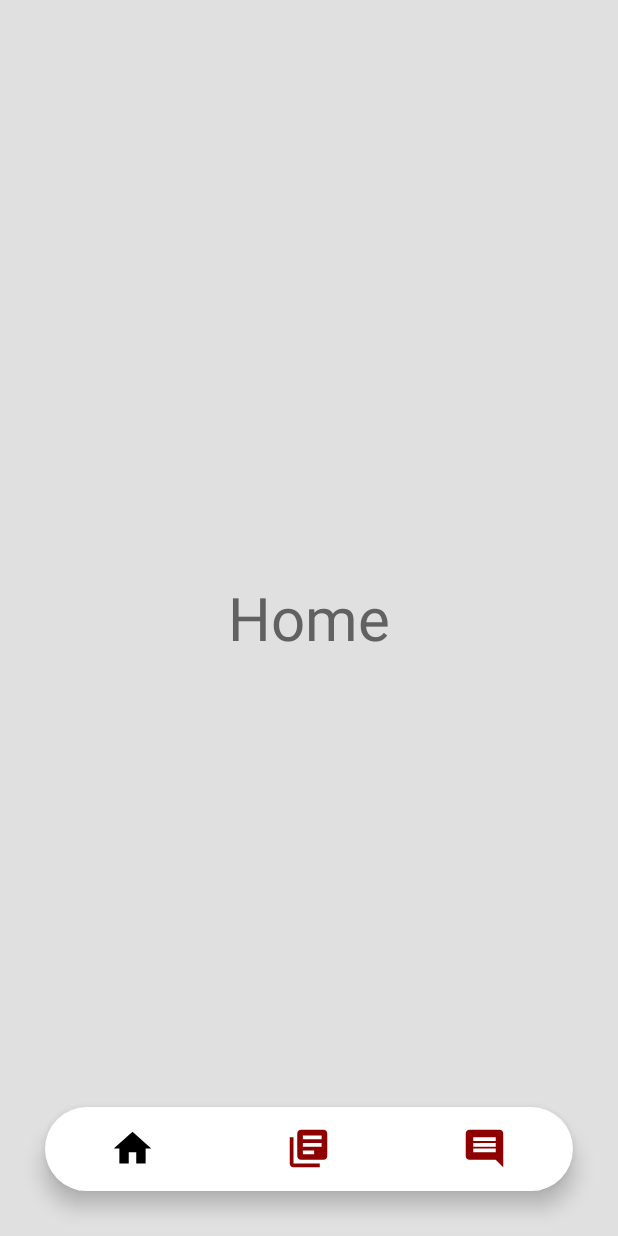
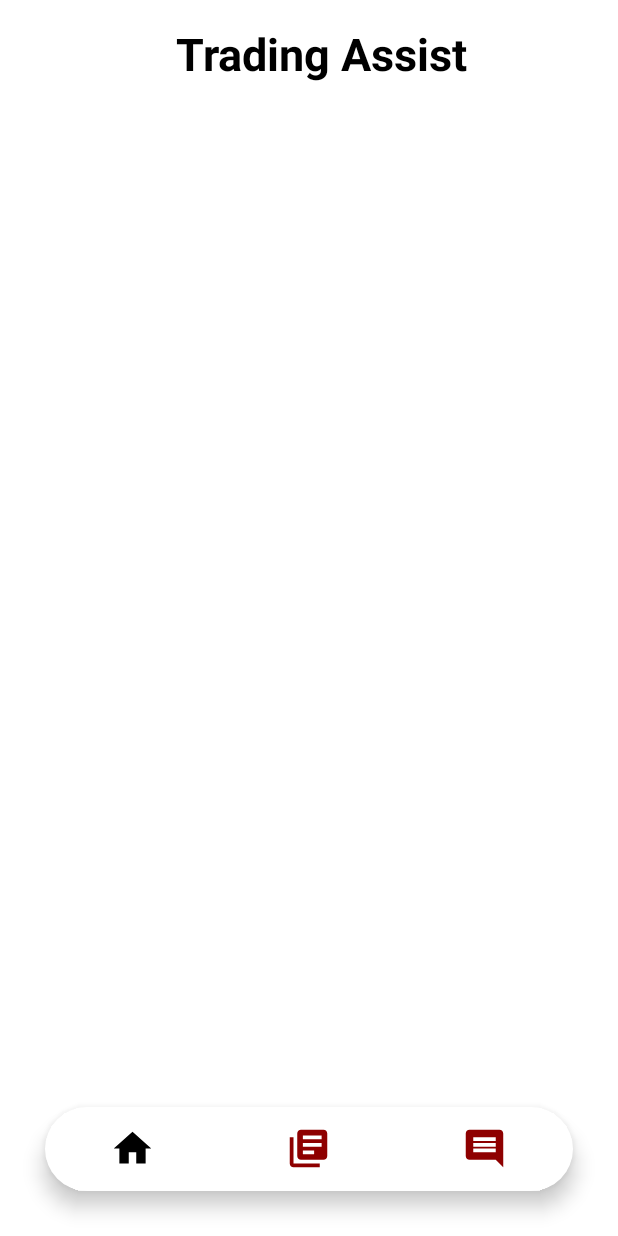
Before and after one commit to Akshayksalian/TradingAssist, an Android app: the screen it shows after launch once a user with an empty profile is signed in (MainActivity), on a phone screen of 412 x 824 dp. Run offline under Robolectric (Android 15) with nearby library versions, the phone set to English and light mode, and no system bars; our stand-ins replace Firebase (no records; nobody signed in at launch, a user with empty details on screens opened directly).

Commit message:
Recycler view

```diff
--- a/app/src/main/AndroidManifest.xml
+++ b/app/src/main/AndroidManifest.xml
@@ -1,6 +1,7 @@
 <?xml version="1.0" encoding="utf-8"?>
 <manifest xmlns:android="http://schemas.android.com/apk/res/android"
     package="com.example.tradingassist">
+
     <uses-permission android:name="android.permission.INTERNET"/>
 
     <application
--- a/app/src/main/java/com/example/tradingassist/MainActivity.java
+++ b/app/src/main/java/com/example/tradingassist/MainActivity.java
@@ -3,13 +3,10 @@ package com.example.tradingassist;
 import androidx.annotation.NonNull;
 import androidx.appcompat.app.AppCompatActivity;
 import androidx.fragment.app.Fragment;
-
 import android.content.Intent;
 import android.os.Bundle;
 import android.view.MenuItem;
 import android.view.WindowManager;
-import android.widget.Button;
-
 import com.google.android.material.bottomnavigation.BottomNavigationView;
 import com.google.firebase.auth.FirebaseAuth;
 import com.google.firebase.auth.FirebaseUser;
--- a/app/src/main/res/layout/activity_login.xml
+++ b/app/src/main/res/layout/activity_login.xml
@@ -4,7 +4,7 @@
     xmlns:tools="http://schemas.android.com/tools"
     android:layout_width="match_parent"
     android:layout_height="match_parent"
-    android:background="@color/background"
+    android:background="@color/white"
     tools:context=".Login">
 
 
--- a/app/src/main/res/layout/activity_main.xml
+++ b/app/src/main/res/layout/activity_main.xml
@@ -4,22 +4,27 @@
     xmlns:tools="http://schemas.android.com/tools"
     android:layout_width="match_parent"
     android:layout_height="match_parent"
-    android:background="@color/background"
+    android:background="@color/white"
     android:id="@+id/body"
     tools:context=".MainActivity">
 
     <com.google.android.material.bottomnavigation.BottomNavigationView
+        android:id="@+id/bottom_navigation"
         android:layout_width="match_parent"
         android:layout_height="wrap_content"
         android:layout_alignParentBottom="true"
-        android:layout_margin="30dp"
+        android:layout_marginStart="30dp"
+        android:layout_marginLeft="30dp"
+        android:layout_marginTop="30dp"
+        android:layout_marginEnd="30dp"
+        android:layout_marginRight="30dp"
+        android:layout_marginBottom="30dp"
+        android:background="@drawable/round_corner"
         android:elevation="2dp"
-        app:menu="@menu/item_menu"
-        android:background="@drawable/round_corner"
+        app:itemIconSize="30dp"
+        app:itemIconTint="@drawable/item_selector"
         app:itemRippleColor="@color/Text"
-        app:itemIconSize="30dp"
         app:labelVisibilityMode="unlabeled"
-        app:itemIconTint="@drawable/item_selector"
-        android:id="@+id/bottom_navigation"/>
+        app:menu="@menu/item_menu" />
 
 </RelativeLayout>
--- a/app/src/main/res/layout/activity_register.xml
+++ b/app/src/main/res/layout/activity_register.xml
@@ -5,7 +5,7 @@
     android:layout_width="match_parent"
     android:layout_height="match_parent"
     tools:context=".Register"
-    android:background="@color/background">
+    android:background="@color/white">
 
     <ImageView
         android:id="@+id/imageView3"
--- a/app/src/main/res/layout/fragment_home.xml
+++ b/app/src/main/res/layout/fragment_home.xml
@@ -1,18 +1,40 @@
 <?xml version="1.0" encoding="utf-8"?>
-<FrameLayout xmlns:android="http://schemas.android.com/apk/res/android"
+<RelativeLayout xmlns:android="http://schemas.android.com/apk/res/android"
     xmlns:tools="http://schemas.android.com/tools"
     android:layout_width="match_parent"
     android:layout_height="match_parent"
     tools:context=".HomeFragment">
 
-    <!-- TODO: Update blank fragment layout -->
-    <TextView
+
+    <androidx.appcompat.widget.Toolbar
+        android:id="@+id/toolbarheading"
         android:layout_width="match_parent"
-        android:layout_height="match_parent"
-        android:text="Home"
-        android:textColor="@color/Text"
-        android:textSize="40dp"
-        android:background="@color/background"
-        android:gravity="center"/>
+        android:layout_height="wrap_content">
 
-</FrameLayout>
+        <RelativeLayout
+            android:layout_width="wrap_content"
+            android:layout_height="match_parent">
+
+            <TextView
+                android:layout_width="match_parent"
+                android:layout_height="wrap_content"
+                android:layout_marginStart="10dp"
+                android:layout_marginLeft="10dp"
+                android:layout_marginTop="10dp"
+                android:layout_marginEnd="10dp"
+                android:layout_marginRight="10dp"
+                android:layout_marginBottom="10dp"
+                android:gravity="center"
+                android:padding="5dp"
+                android:text="@string/tradingassist"
+                android:textAlignment="center"
+                android:textColor="@color/black"
+                android:textSize="30sp"
+                android:textStyle="bold" />
+
+        </RelativeLayout>
+
+    </androidx.appcompat.widget.Toolbar>
+
+
+</RelativeLayout>
--- a/app/src/main/res/layout/fragment_social.xml
+++ b/app/src/main/res/layout/fragment_social.xml
@@ -1,5 +1,5 @@
 <?xml version="1.0" encoding="utf-8"?>
-<FrameLayout xmlns:android="http://schemas.android.com/apk/res/android"
+<RelativeLayout xmlns:android="http://schemas.android.com/apk/res/android"
     xmlns:tools="http://schemas.android.com/tools"
     android:layout_width="match_parent"
     android:layout_height="match_parent"
@@ -11,7 +11,7 @@
         android:text="SocialNetwork"
         android:textColor="@color/Text"
         android:textSize="40dp"
-        android:background="@color/background"
+        android:background="@color/white"
         android:gravity="center"/>
 
-</FrameLayout>
+</RelativeLayout>
--- a/app/src/main/res/values/colors.xml
+++ b/app/src/main/res/values/colors.xml
@@ -11,4 +11,7 @@
     <color name ="Text">#616161</color>
     <color name ="Red">#8e0000</color>
     <color name ="Green">#003300</color>
+    <color name ="card_background">#efebe9</color>
+    <color name ="toolbar_background">#546e7a</color>
+
 </resources>
--- a/app/src/main/res/values/strings.xml
+++ b/app/src/main/res/values/strings.xml
@@ -2,4 +2,5 @@
     <string name="app_name">TradingAssist</string>
     <!-- TODO: Remove or change this placeholder text -->
     <string name="hello_blank_fragment">Hello blank fragment</string>
+    <string name="tradingassist">Trading Assist</string>
 </resources>
--- a/build.gradle
+++ b/build.gradle
@@ -5,7 +5,7 @@ buildscript {
         mavenCentral()
     }
     dependencies {
-        classpath "com.android.tools.build:gradle:4.2.2"
+        classpath 'com.android.tools.build:gradle:7.0.1'
         classpath 'com.google.gms:google-services:4.3.8'
 
         // NOTE: Do not place your application dependencies here; they belong
```
Also changed, not shown: app/build.gradle (+5 -2 lines), app/src/main/res/layout/fragment_news.xml (+46 -8 lines), app/src/main/res/layout/news_rv_item.xml (added, +46 -0 lines), gradle/wrapper/gradle-wrapper.properties.
